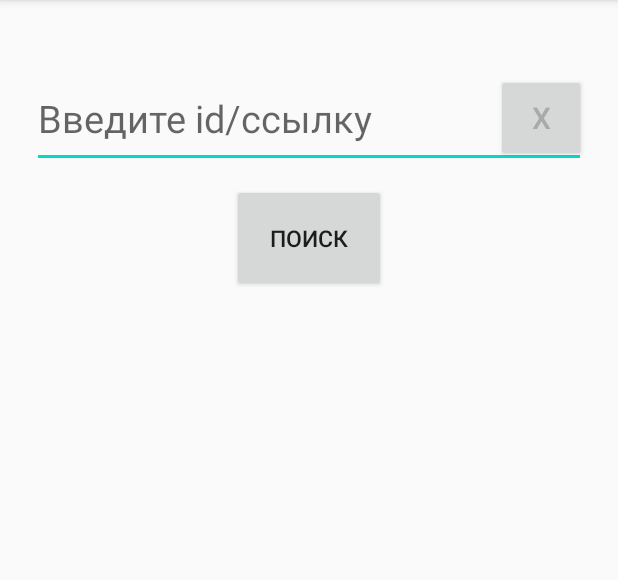
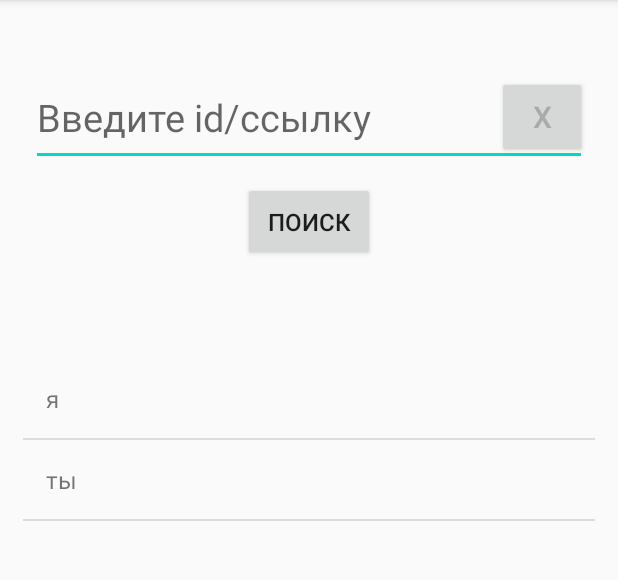
Before and after one commit to ZXLTRXN/VKInfo, an Android app: the screen it shows after launch (MainActivity), after a tap on "ПОИСК", on a phone screen of 412 x 824 dp, the part 84-664 px from its top. Run offline under Robolectric (Android 15) with nearby library versions, the phone set to English and light mode, and no system bars.

```diff
--- a/app/src/main/java/com/example/vkinfo/MainActivity.java
+++ b/app/src/main/java/com/example/vkinfo/MainActivity.java
@@ -4,13 +4,21 @@ import androidx.appcompat.app.AppCompatActivity;
 
 import android.content.Context;
 import android.content.Intent;
+import android.content.SharedPreferences;
 import android.os.AsyncTask;
 import android.os.Bundle;
+import android.preference.Preference;
+import android.preference.PreferenceManager;
 import android.view.KeyEvent;
 import android.view.View;
+import android.view.ViewGroup;
 import android.view.inputmethod.InputMethodManager;
+import android.widget.AdapterView;
+import android.widget.ArrayAdapter;
+import android.widget.BaseAdapter;
 import android.widget.Button;
 import android.widget.EditText;
+import android.widget.ListView;
 import android.widget.ProgressBar;
 import android.widget.TextView;
 import android.widget.Toast;
@@ -24,18 +32,21 @@ import org.json.JSONObject;
 
 import java.io.IOException;
 import java.net.URL;
+import java.util.ArrayList;
 
 
 import static com.example.vkinfo.utils.NetworkUtils.generateURL;
 import static com.example.vkinfo.utils.NetworkUtils.getResponseFromURL;
+
+
 
 public class MainActivity extends AppCompatActivity {
 
     private EditText searchField;
     private Button searchClear;
     private Button searchButton;
-    private TextView errorMessage;
     private ProgressBar loadingIndicator;
+    private ListView idsList;
 
 
     enum ErrorType{
@@ -47,7 +58,7 @@ public class MainActivity extends AppCompatActivity {
             Toast.makeText(getApplicationContext(), R.string.error_message_id, Toast.LENGTH_SHORT).show();
         }else
         {
-            Toast.makeText(getApplicationContext(), R.string.error_message_connection, Toast.LENGTH_SHORT).show();
+            Toast.makeText(getApplicationContext(), R.string.error_message_connection, Toast.LENGTH_LONG).show();
         }
 
     }
@@ -83,7 +94,6 @@ public class MainActivity extends AppCompatActivity {
                 }
 
                 if (!response.equals("{\"response\":[]}") && !jsonResponse.has("error")) {
-                    errorMessage.setVisibility(View.INVISIBLE);
                     Intent userData = new Intent(MainActivity.this, UserActivity.class);
                     userData.putExtra(UserActivity.RESPONSE, response);
                     startActivity(userData);
@@ -98,6 +108,8 @@ public class MainActivity extends AppCompatActivity {
         }
     }
 
+
+
     @Override
     protected void onCreate(Bundle savedInstanceState) {
         super.onCreate(savedInstanceState);
@@ -105,8 +117,21 @@ public class MainActivity extends AppCompatActivity {
         searchField = findViewById(R.id.et_search_field);
         searchClear = findViewById(R.id.et_search_clear);
         searchButton = findViewById(R.id.b_exe);
-        errorMessage = findViewById(R.id.tv_error_message);
         loadingIndicator = findViewById(R.id.pb_loading_indicator);
+        idsList = findViewById(R.id.lv_saved_ids);
+
+        //список
+        final ArrayList<String> ids = new ArrayList<>();
+        ids.add("я");
+        ids.add("ты");
+
+        // Создаём адаптер ArrayAdapter, чтобы привязать массив к ListView
+        final ArrayAdapter<String> adapter;
+        adapter = new ArrayAdapter<>(this, R.layout.list_item, ids);
+        // Привяжем массив через адаптер к ListView
+        idsList.setAdapter(adapter);
+
+
 
         View.OnClickListener onClickListener = new View.OnClickListener() {
             @Override
@@ -126,7 +151,6 @@ public class MainActivity extends AppCompatActivity {
         };
 
 
-
         View.OnClickListener onClearListener = new View.OnClickListener() {
             @Override
             public void onClick(View v) {
@@ -134,7 +158,13 @@ public class MainActivity extends AppCompatActivity {
             }
         };
 
-
+//        AdapterView.OnItemClickListener onItemClickListener = new AdapterView.OnItemClickListener(){
+//
+//            @Override
+//            public void onItemClick(AdapterView<?> parent, View view, int position, long id) {
+//
+//            }
+//        }
 
         searchButton.setOnClickListener(onClickListener);
         searchClear.setOnClickListener(onClearListener);
--- a/app/src/main/res/layout/activity_main.xml
+++ b/app/src/main/res/layout/activity_main.xml
@@ -3,10 +3,7 @@
     xmlns:tools="http://schemas.android.com/tools"
     android:layout_width="match_parent"
     android:layout_height="match_parent"
-    android:paddingStart="@dimen/horizontal_padding"
-    android:paddingEnd="@dimen/horizontal_padding"
-    android:paddingTop="@dimen/vertical_padding"
-    android:paddingBottom="@dimen/vertical_padding"
+    android:padding="@dimen/padding"
     android:orientation="vertical"
     tools:context=".MainActivity">
 
@@ -22,8 +19,8 @@
         <FrameLayout
             android:layout_width="fill_parent"
             android:layout_height="wrap_content"
-            android:layout_marginTop="9dp"
-            android:padding="5dp">
+            android:layout_marginTop="@dimen/margin"
+            android:padding="@dimen/min">
 
             <EditText
                 android:id="@+id/et_search_field"
@@ -32,8 +29,8 @@
                 android:hint="@string/write_the_vk_id"
                 android:inputType="text"
                 android:paddingRight="60dp"
-                android:paddingVertical="@dimen/vertical_padding"
-                android:textSize="25sp"
+                android:paddingVertical="@dimen/padding"
+                android:textSize="@dimen/text_size_l"
                 />
 
             <Button
@@ -41,42 +38,36 @@
                 android:layout_width="60dp"
                 android:layout_height="match_parent"
                 android:layout_gravity="right|center_vertical"
-                android:layout_marginVertical="4dp"
+                android:layout_marginVertical="@dimen/min"
                 android:text="X"
-                android:textSize="20sp"
+                android:textSize="@dimen/text_size_mid"
                 android:textColor="@android:color/darker_gray"/>
 
         </FrameLayout>
     </LinearLayout>
+
     <Button
         android:id="@+id/b_exe"
         android:layout_width="wrap_content"
         android:layout_height="wrap_content"
         android:layout_gravity="center"
-        android:padding="25dp"
-        android:textSize="15sp"
+        android:padding="@dimen/padding"
+        android:textSize="@dimen/text_size_min"
         android:text="@string/search" />
 
-    <FrameLayout
+    <ProgressBar
+        android:id="@+id/pb_loading_indicator"
+        android:layout_width="35dp"
+        android:layout_height="35dp"
+        android:layout_margin="@dimen/margin"
+        android:layout_gravity="bottom|center"
+        android:visibility="invisible"/>
+
+
+    <ListView
+        android:id="@+id/lv_saved_ids"
         android:layout_width="match_parent"
-        android:layout_height="match_parent">
+        android:layout_height="match_parent"
+        android:layout_marginTop="@dimen/margin"/>
 
-        <TextView
-            android:id="@+id/tv_error_message"
-            android:layout_width="wrap_content"
-            android:layout_height="wrap_content"
-            android:textSize="25sp"
-            android:padding="16dp"
-            android:visibility="invisible"
-            android:layout_gravity="center"
-            android:gravity="center"
-            />
-
-            <ProgressBar
-                android:id="@+id/pb_loading_indicator"
-                android:layout_width="45dp"
-                android:layout_height="45dp"
-                android:layout_gravity="bottom|center"
-                android:visibility="invisible"/>
-    </FrameLayout>
 </LinearLayout>
--- a/app/src/main/res/layout/activity_user.xml
+++ b/app/src/main/res/layout/activity_user.xml
@@ -5,6 +5,7 @@
     android:layout_width="match_parent"
     android:layout_height="match_parent"
     tools:context=".UserActivity"
+    android:textSize="@dimen/text_size_min"
     android:orientation="vertical">
 
     <FrameLayout
@@ -18,6 +19,7 @@
             android:layout_gravity="center"
             android:layout_marginVertical="@dimen/margin"/>
     </FrameLayout>
+
     <TextView
         android:id="@+id/tv_result_name"
         android:layout_width="match_parent"
@@ -36,6 +38,7 @@
         android:layout_width="wrap_content"
         android:layout_height="wrap_content"
         android:layout_gravity="center"
-        android:text="Просмотреть профиль"
+        android:padding="@dimen/padding"
+        android:text="@string/open_profile"
         android:layout_marginVertical="@dimen/margin"/>
 </LinearLayout>
--- /dev/null
+++ b/app/src/main/res/layout/list_item.xml
@@ -0,0 +1,60 @@
+<?xml version="1.0" encoding="utf-8"?>
+
+<TextView xmlns:android="http://schemas.android.com/apk/res/android"
+    android:layout_width="match_parent"
+    android:layout_height="match_parent"
+    android:paddingRight="40dp"
+    android:padding="@dimen/padding"
+    android:textSize="@dimen/text_size_min">
+</TextView>
+
+<!--<RelativeLayout xmlns:android="http://schemas.android.com/apk/res/android"-->
+<!--android:layout_width="match_parent"-->
+<!--android:layout_height="?android:attr/listPreferredItemHeight"-->
+<!--android:padding="@dimen/padding" >-->
+
+<!--    <TextView-->
+<!--        android:layout_width="match_parent"-->
+<!--        android:layout_height="match_parent"-->
+<!--        android:paddingLeft="40dp"-->
+<!--        android:padding="@dimen/padding"-->
+<!--        android:textSize="@dimen/text_size_min">-->
+<!--    </TextView>-->
+
+<!--    <Button-->
+<!--        android:layout_width="40dp"-->
+<!--        android:layout_height="match_parent"-->
+<!--        android:layout_marginVertical="@dimen/min"-->
+<!--        android:text="X"-->
+<!--        android:textColor="@android:color/darker_gray"-->
+<!--        android:textSize="@dimen/text_size_min" />-->
+
+<!--</RelativeLayout>-->
+
+<!--<FrameLayout xmlns:android="http://schemas.android.com/apk/res/android"-->
+<!--    android:layout_width="match_parent"-->
+<!--    android:layout_height="wrap_content"-->
+<!--    android:layout_marginHorizontal="@dimen/min"-->
+<!--    android:layout_marginTop="@dimen/margin"-->
+<!--    android:padding="@dimen/min">-->
+
+<!--    <TextView-->
+<!--        android:id="@android:id/text1"-->
+<!--        android:layout_width="match_parent"-->
+<!--        android:layout_height="match_parent"-->
+<!--        android:padding="@dimen/padding"-->
+<!--        android:paddingRight="40dp"-->
+<!--        android:textSize="@dimen/text_size_min">-->
+
+<!--    </TextView>-->
+
+<!--    <Button-->
+<!--        android:layout_width="40dp"-->
+<!--        android:layout_height="match_parent"-->
+<!--        android:layout_gravity="right|center_vertical"-->
+<!--        android:layout_marginVertical="@dimen/min"-->
+<!--        android:text="X"-->
+<!--        android:textColor="@android:color/darker_gray"-->
+<!--        android:textSize="@dimen/text_size_min" />-->
+
+<!--</FrameLayout>-->
--- a/app/src/main/res/values/dimensions.xml
+++ b/app/src/main/res/values/dimensions.xml
@@ -1,6 +1,9 @@
 <?xml version="1.0" encoding="utf-8"?>
 <resources>
-    <dimen name="horizontal_padding">16dp</dimen>
-    <dimen name="vertical_padding">16dp</dimen>
+    <dimen name="min">5dp</dimen>
+    <dimen name="padding">15dp</dimen>
     <dimen name="margin">10dp</dimen>
+    <dimen name="text_size_min">16sp</dimen>
+    <dimen name="text_size_mid">20sp</dimen>
+    <dimen name="text_size_l">25sp</dimen>
 </resources>
--- a/app/src/main/res/values/strings.xml
+++ b/app/src/main/res/values/strings.xml
@@ -1,6 +1,7 @@
 <resources>
     <string name="app_name">VKInfo</string>
     <string name="write_the_vk_id">Введите id/ссылку</string>
+    <string name="open_profile">Открыть профиль</string>
     <string name="search">Поиск</string>
     <string name="error_message_id"> Произошла ошибка.\nВведите корректный id!</string>
     <string name="error_message_connection"> Cеть недоступна </string>
```
